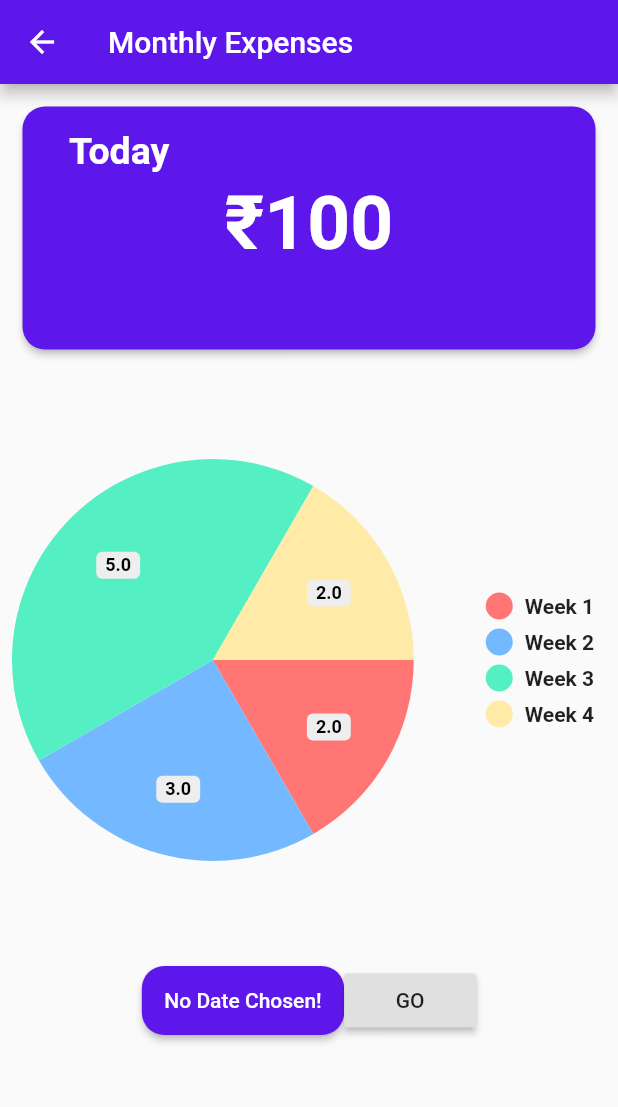
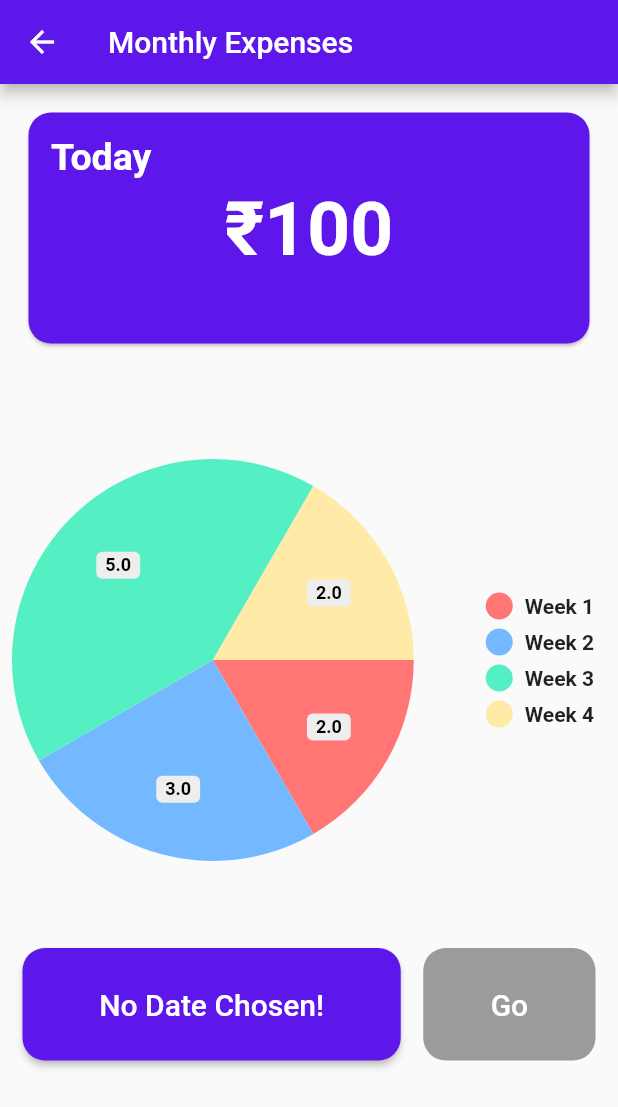
Before and after one commit to naveen-gthb/smxpense2, a Flutter app: the screen it shows after launch, after a tap on "This Month", on a phone screen of 412 x 824 dp. Shown: the top 1107 px of the screen. Run offline on Flutter 3.47's test engine with Material 2 defaults, Android fonts, the phone set to English and light mode, and no system bars; drawn by our look-alikes of pie_chart; our stand-ins replace percent_indicator.

Commit message:
Monthly Updated

```diff
--- a/lib/pages/home_page.dart
+++ b/lib/pages/home_page.dart
@@ -56,6 +56,7 @@ class _HomePageState extends State<HomePage> {
         floatingActionButton: Transform.scale(
           scale: 1.1,
           child: FloatingActionButton(
+            tooltip: "Add Cash Transactions",
             onPressed: () => _startAddNewTransaction(context),
             backgroundColor: Color(0xFF5e17eb),
             child: Image(
--- a/lib/pages/monthly.dart
+++ b/lib/pages/monthly.dart
@@ -1,3 +1,4 @@
+import 'package:SMXpense/pages/today.dart';
 import 'package:flutter/material.dart';
 import 'package:pie_chart/pie_chart.dart';
 import 'package:intl/intl.dart';
@@ -48,13 +49,7 @@ class _MonthlyState extends State<Monthly> {
               padding: EdgeInsets.all(15),
               width: double.infinity,
               //height: 200,
-              child: RaisedButton(
-                onPressed: () {
-                  Navigator.push(
-                    context,
-                    MaterialPageRoute(builder: (context) => Monthly()),
-                  );
-                },
+              child: Card(
                 shape: RoundedRectangleBorder(
                   borderRadius: BorderRadius.circular(15.0),
                 ),
@@ -107,43 +102,55 @@ class _MonthlyState extends State<Monthly> {
           ),
           Flexible(
               flex: 1,
-            child: Container(
-              padding: EdgeInsets.only(left: 15, right: 15),
-              width: double.infinity,
-              height: 70,
-              child: Row(
-                mainAxisAlignment: MainAxisAlignment.center,
-                children: <Widget>[
-                  Container(
               child: Row(
                 children: [
-                        RaisedButton(
+                  Expanded(
+                    flex: 2,
+                    child: Container(
+                      padding: EdgeInsets.only(left: 15, right: 7.5),
+                      height: 75,
+                      child: RaisedButton(
                         shape: RoundedRectangleBorder(
-                            borderRadius: BorderRadius.circular(15.0),
-                          ),
-                          padding: EdgeInsets.all(15),
-                          color: Color(0xFF5e17eb),
-                          textColor: Colors.white,
+                            borderRadius: BorderRadius.circular(15.0)),
                         child: Text(
                           _selectedDate == null
                               ? 'No Date Chosen!'
                               : 'Picked Date: ${DateFormat.yMd().format(_selectedDate)}',
+                          style: TextStyle(color: Colors.white, fontSize: 20),
                         ),
                         onPressed: _presentDatePicker,
+                        color: Color(0xFF5e17eb),
                       ),
-                        RaisedButton(
-                          onPressed: () {
-                            print("Go");
+                    ),
+                  ),
+                  Expanded(
+                    flex: 1,
+                    child: Container(
+                      padding: EdgeInsets.only(left: 7.5, right: 15),
+                      height: 75,
+                      child: RaisedButton(
+                        shape: RoundedRectangleBorder(
+                          borderRadius: BorderRadius.circular(15.0),
+                        ),
+                        child: Text(
+                          "Go",
+                          style: TextStyle(fontSize: 20, color: Colors.white),
+                        ),
+                        onPressed: _selectedDate == null
+                            ? null
+                            : () {
+                                Navigator.push(
+                                  context,
+                                  MaterialPageRoute(
+                                      builder: (context) => Daily()),
+                                );
                               },
-                          child: Text("GO"),
-                        )
-                      ],
+                        color: Color(0xFF5e17eb),
+                      ),
                     ),
                   ),
                 ],
-              ),
-            ),
-          ),
+              )),
         ],
       ),
     );
--- a/lib/widgets/transaction_list.dart
+++ b/lib/widgets/transaction_list.dart
@@ -41,11 +41,15 @@ class TransactionList extends StatelessWidget {
                   ),
                   child: ListTile(
                     leading: CircleAvatar(
+                      backgroundColor: Color(0xFF5e17eb),
                       radius: 30,
                       child: Padding(
                         padding: EdgeInsets.all(6),
                         child: FittedBox(
-                          child: Text('₹${transactions[index].amount}'),
+                          child: Text(
+                            '₹${transactions[index].amount}',
+                            style: TextStyle(color: Colors.white),
+                          ),
                         ),
                       ),
                     ),
```
Also changed, not shown: lib/pages/today.dart (+1 -7 lines). Lines whose indentation alone changed are shown as unchanged.
